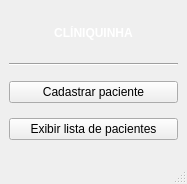
First picture: the form in clinica_cpp/mainwindow.ui, repository juander/Projeto_CPP, before the edit.
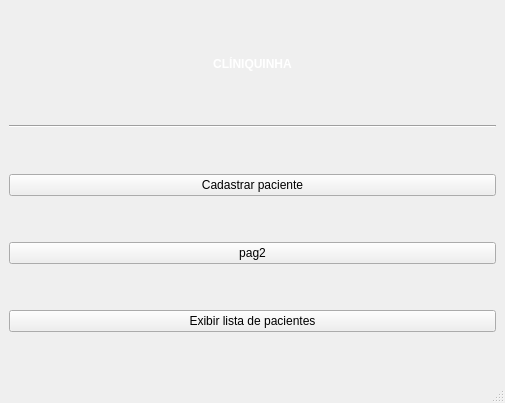
Second picture: the form after the edit.

```diff
--- a/clinica_cpp/mainwindow.ui
+++ b/clinica_cpp/mainwindow.ui
@@ -6,8 +6,8 @@
    <rect>
     <x>0</x>
     <y>0</y>
-    <width>187</width>
-    <height>184</height>
+    <width>505</width>
+    <height>403</height>
    </rect>
   </property>
   <property name="windowTitle">
@@ -46,6 +46,13 @@
       </property>
      </widget>
     </item>
+    <item>
+     <widget class="QPushButton" name="pushButton">
+      <property name="text">
+       <string>pag2</string>
+      </property>
+     </widget>
+    </item>
     <item>
      <widget class="QPushButton" name="btnExibir">
       <property name="text">
```
Left out of the diff: 2 changed lines with no effect on the pictures.
